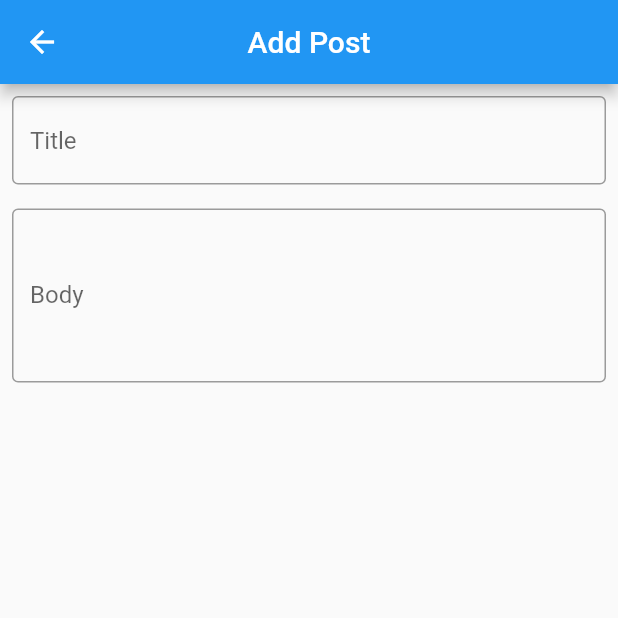
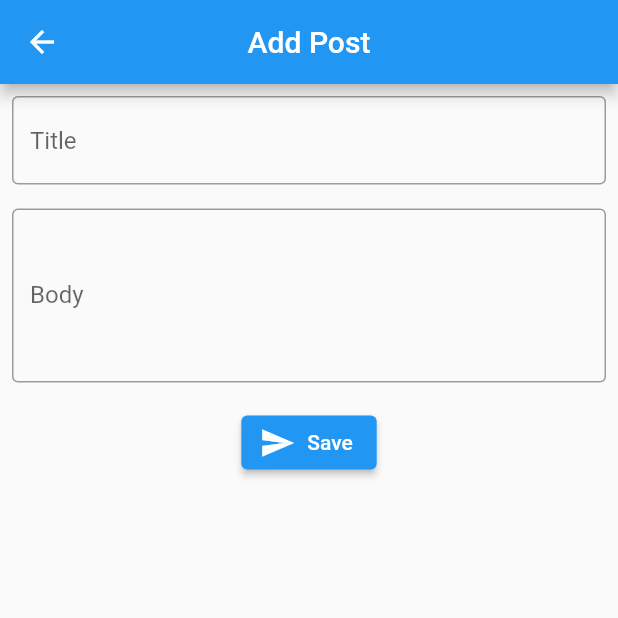
Before and after one commit to qrhfz/json_crud_riverpod, a Flutter app: the AddPost screen opened by its route, on a phone screen of 412 x 824 dp, the top half of it. Run offline on Flutter 3.47's test engine with Material 2 defaults, Android fonts, the light colour scheme and no system bars; our stand-ins replace dio, flutter_riverpod, freezed_annotation; network calls fail.

Commit message:
form btn

```diff
--- a/lib/view/add_post.dart
+++ b/lib/view/add_post.dart
@@ -39,6 +39,14 @@ class _AddPostState extends State<AddPost> {
               ),
               controller: _bodyTxtCtrl,
             ),
+            const SizedBox(
+              height: 16,
+            ),
+            ElevatedButton.icon(
+              onPressed: () {},
+              icon: Icon(Icons.send),
+              label: Text('Save'),
+            )
           ],
         ),
       ),
```
